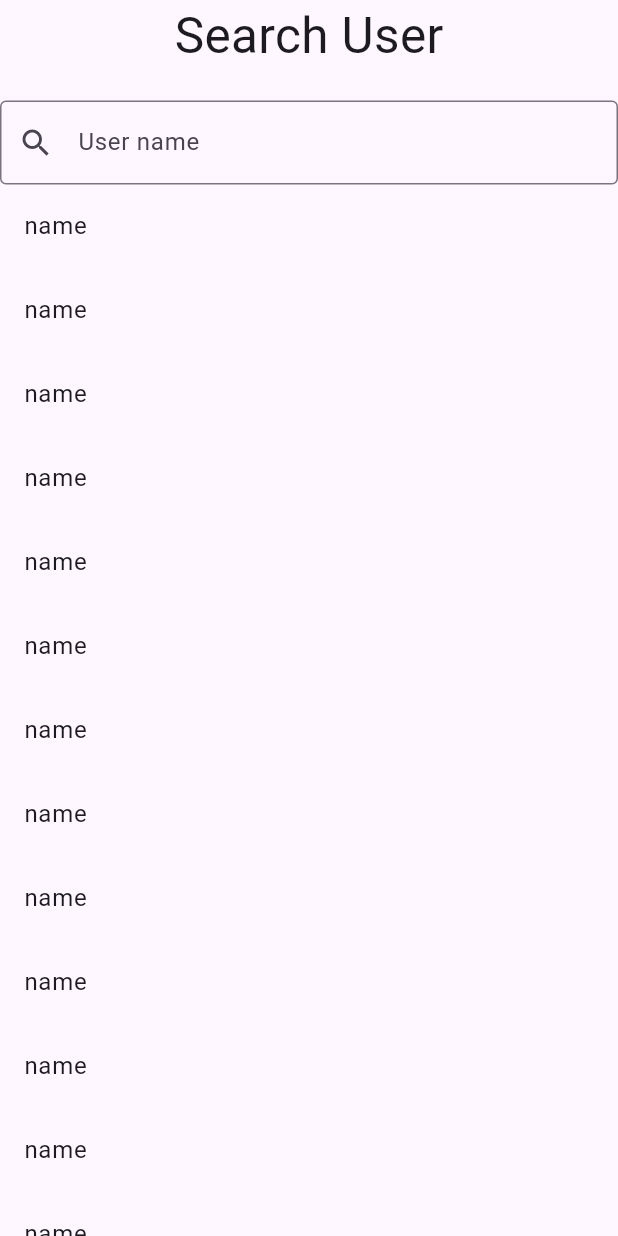
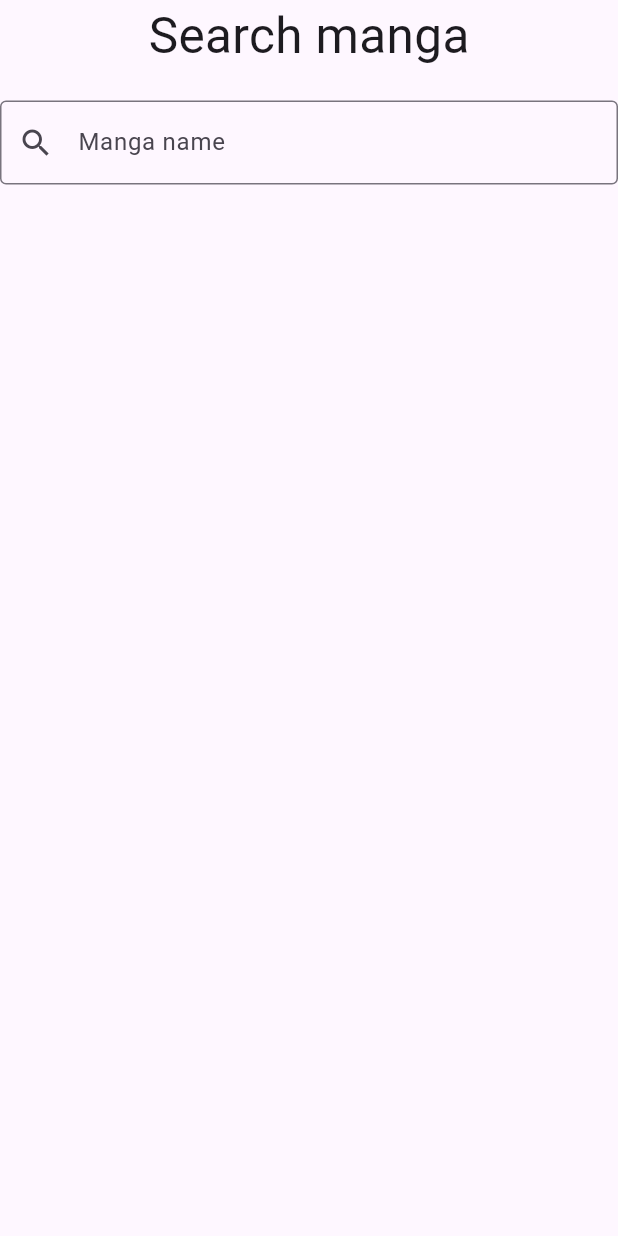
Before and after one commit to Zelv1/searchApi, a Flutter app: the screen it shows after launch, on a phone screen of 412 x 824 dp. Run offline on Flutter 3.47's test engine with Material 3 defaults, Android fonts, the phone set to English and light mode, and no system bars; our stand-ins replace bloc, bloc_concurrency, dio, flutter_bloc, stream_transform.

Commit message:
added search manga

```diff
--- a/lib/main.dart
+++ b/lib/main.dart
@@ -19,6 +19,7 @@ class MyApp extends StatelessWidget {
         ),
       ],
       child: MaterialApp(
+        debugShowCheckedModeBanner: false,
           theme: ThemeData(
             textTheme: const TextTheme(
               bodyText2: TextStyle(fontSize: 33),
@@ -38,25 +39,30 @@ class MyHomePage extends StatelessWidget {
 
   @override
   Widget build(BuildContext context) {
+    final users = context.select((SearchBloc bloc) => bloc.state.users);
     return Column(
       children: [
-        const Text('Search User'),
+        const Text('Search manga'),
         const SizedBox(height: 20),
         TextFormField(
           decoration: const InputDecoration(
-            hintText: 'User name',
+            hintText: 'Manga name',
             prefixIcon: Icon(Icons.search),
             border: OutlineInputBorder(),
           ),
+          onChanged: (value) {
+            context.read<SearchBloc>().add(SearchUserEvent(value));
+          },
         ),
+        if (users.isNotEmpty)
           Expanded(
             child: ListView.builder(
               itemBuilder: (context, index) {
-              return const ListTile(
-                title: Text('name'),
+                return ListTile(
+                  title: Text(users[index]['title']),
                 );
               },
-            itemCount: 22,
+              itemCount: users.length,
             ),
           ),
       ],
--- a/lib/search_bloc.dart
+++ b/lib/search_bloc.dart
@@ -1,15 +1,38 @@
 import 'dart:async';
 
 import 'package:bloc/bloc.dart';
+import 'package:bloc_concurrency/bloc_concurrency.dart';
+import 'package:dio/dio.dart';
 import 'package:meta/meta.dart';
+import 'package:stream_transform/stream_transform.dart';
 
 part 'search_event.dart';
+
 part 'search_state.dart';
 
+const apiUrl = 'https://api.jikan.moe/v4/manga';
+
+EventTransformer<E> debounceDroppable<E>(Duration duration) {
+  return (events, mapper) {
+    return droppable<E>().call(events.debounce(const Duration(seconds: 2)), mapper);
+  };
+}
+
 class SearchBloc extends Bloc<SearchEvent, SearchState> {
-  SearchBloc() : super(SearchInitial()) {
-    on<SearchEvent>((event, emit) {
-      // TODO: implement event handler
-    });
+  SearchBloc() : super(SearchState()) {
+    on<SearchUserEvent>(_onSearch);
+  }
+
+  final httpClient = Dio();
+
+  _onSearch(SearchUserEvent event, Emitter<SearchState> emit) async {
+    if (event.query.length < 3) return;
+    final res = await httpClient.get(
+      apiUrl,
+      queryParameters: {
+        'q': event.query,
+      },
+    );
+    emit(SearchState(users: res.data['data']));
   }
 }
--- a/lib/search_event.dart
+++ b/lib/search_event.dart
@@ -2,3 +2,9 @@ part of 'search_bloc.dart';
 
 @immutable
 abstract class SearchEvent {}
+
+class SearchUserEvent extends SearchEvent {
+  final String query;
+
+  SearchUserEvent(this.query);
+}
--- a/lib/search_state.dart
+++ b/lib/search_state.dart
@@ -1,6 +1,10 @@
 part of 'search_bloc.dart';
 
 @immutable
-abstract class SearchState {}
+class SearchState {
+  final List users;
 
-class SearchInitial extends SearchState {}
+  const SearchState({
+    this.users = const [],
+  });
+}
```
Lines whose indentation alone changed are shown as unchanged.
